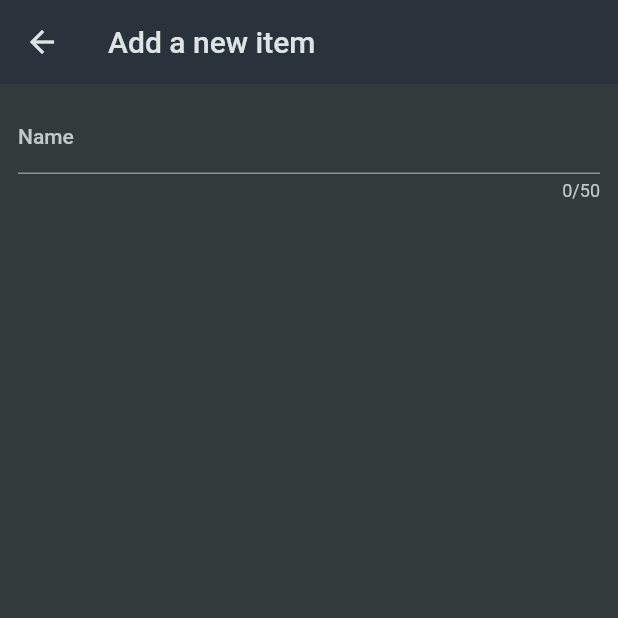
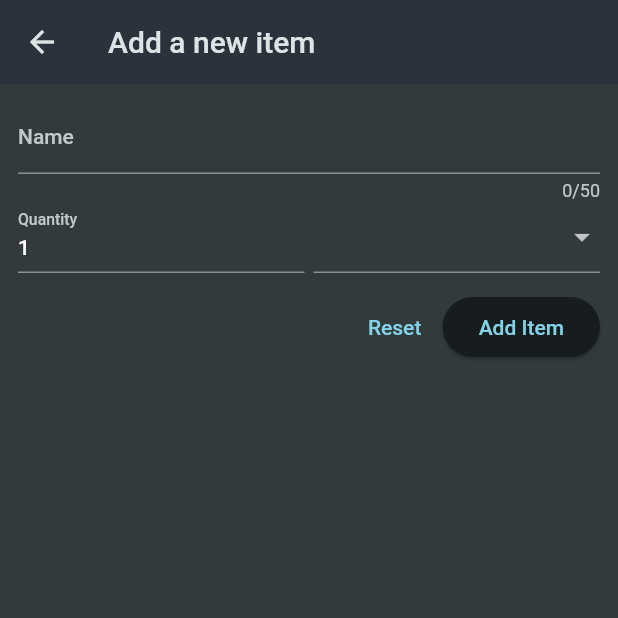
Before and after one commit to Bolutife-6978/Shopping_List, a Flutter app: the NewItem screen opened directly, on a phone screen of 412 x 824 dp, the top half of it. Run offline on Flutter 3.47's test engine with Material 2 defaults, Android fonts, the phone set to English and light mode, and no system bars.

```diff
--- a/lib/widgets/new_item.dart
+++ b/lib/widgets/new_item.dart
@@ -1,4 +1,5 @@
 import 'package:flutter/material.dart';
+import 'package:shopping_list_app/data/categories.dart';
 
 class NewItem extends StatefulWidget {
   const NewItem({super.key});
@@ -26,9 +27,76 @@ class _NewItemState extends State<NewItem> {
                     label: Text('Name'),
                   ),
                   validator: (value) {
-                    return 'Demo..';
+                    if (value == null ||
+                        value.isEmpty ||
+                        value.trim().length <= 1 ||
+                        value.trim().length > 50) {
+                      return 'Must be between 1 and 50 characters';
+                    }
+                    return null;
                   },
                 ),
+                Row(
+                  crossAxisAlignment: CrossAxisAlignment.end,
+                  children: [
+                    Expanded(
+                      child: TextFormField(
+                        decoration: const InputDecoration(
+                          label: Text('Quantity'),
+                        ),
+                        initialValue: '1',
+                        validator: (value) {
+                          if (value == null ||
+                              value.isEmpty ||
+                              int.tryParse(value) == null ||
+                              int.tryParse(value)! <= 0) {
+                            return 'Must be a valid positive number';
+                          }
+                          return null;
+                        },
+                      ),
+                    ),
+                    const SizedBox(
+                      width: 6,
+                    ),
+                    Expanded(
+                      child: DropdownButtonFormField(
+                        items: [
+                          for (final category in categories.entries)
+                            DropdownMenuItem(
+                              value: category.value,
+                              child: Row(
+                                children: [
+                                  Container(
+                                    width: 16,
+                                    height: 16,
+                                    color: category.value.color,
+                                  ),
+                                  const SizedBox(width: 6),
+                                  Text(category.value.title)
+                                ],
+                              ),
+                            )
+                        ],
+                        onChanged: (value) {},
+                      ),
+                    ),
+                  ],
+                ),
+                const SizedBox(
+                  height: 12,
+                ),
+                Row(
+                  mainAxisAlignment: MainAxisAlignment.end,
+                  children: [
+                    TextButton(
+                      onPressed: () {},
+                      child: const Text('Reset'),
+                    ),
+                    ElevatedButton(
+                        onPressed: () {}, child: const Text('Add Item'))
+                  ],
+                )
               ],
             ),
           )),
```
